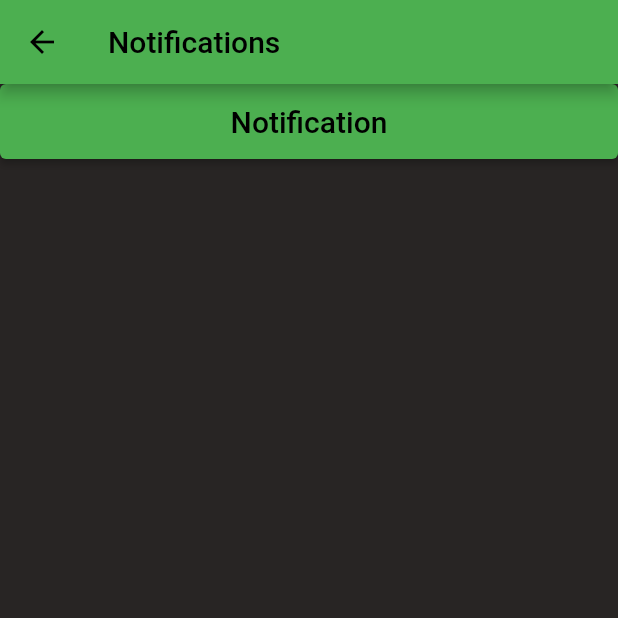
After one commit to robharper00/SE300_DARM, a Flutter app: the NotificationsScreen screen opened directly, after a tap on "Notification", on a phone screen of 412 x 824 dp, the top half of it. The commit adds this screen. Run offline on Flutter 3.47's test engine with Material 2 defaults, Android fonts, the phone set to English and light mode, and no system bars; our stand-ins replace flutter_local_notifications, pedometer; missing offline and left inert: heart_bpm.

Commit message:
NOTIFICATIONS!!!!

```diff
--- a/lib/main_menu.dart
+++ b/lib/main_menu.dart
@@ -4,6 +4,7 @@ import 'pedometer_screen.dart';
 import 'heart_rate_screen.dart';
 import 'calorie_counter_screen.dart';
 import 'credits_screen.dart';
+import 'notifications_screen.dart';
 
 const TITLE = 'Healthy Habits';
 
@@ -27,6 +28,18 @@ class _MainMenuState extends State<MainMenu> {
         ),
         actions: [
           IconButton(
+            onPressed: () {
+              Navigator.push(
+                context,
+                MaterialPageRoute(builder: (context) => NotificationsScreen()),
+              );
+            },
+            icon: Icon(
+              Icons.notifications,
+              color: Colors.black,
+            ),
+          ),
+          IconButton(
             icon: Icon(
               Icons.person,
               color: Colors.black,
@@ -37,7 +50,7 @@ class _MainMenuState extends State<MainMenu> {
                 MaterialPageRoute(builder: (context) => CreditsScreen()),
               );
             },
-          )
+          ),
         ],
       ),
       body: SingleChildScrollView(
--- /dev/null
+++ b/lib/notification_api.dart
@@ -0,0 +1,38 @@
+import 'package:flutter_local_notifications/flutter_local_notifications.dart';
+
+class Noti {
+  static Future initialize(
+      FlutterLocalNotificationsPlugin flutterLocalNotificationsPlugin) async {
+    var androidInitialize =
+        new AndroidInitializationSettings('mipmap/ic_launcher');
+    //var iOSInitialize = new IOSInitializationSettings();
+    var initializationsSettings = new InitializationSettings(
+      android: androidInitialize,
+      //       iOS: iOSInitialize
+    );
+    await flutterLocalNotificationsPlugin.initialize(initializationsSettings);
+  }
+
+  static Future showBigTextNotification(
+      {var id = 0,
+      required String title,
+      required String body,
+      var payload,
+      required FlutterLocalNotificationsPlugin fln}) async {
+    AndroidNotificationDetails androidPlatformChannelSpecifics =
+        new AndroidNotificationDetails(
+      'you_can_name_it_whatever1',
+      'channel_name',
+      playSound: false,
+      //sound: RawResourceAndroidNotificationSound('notification'),
+      importance: Importance.max,
+      priority: Priority.high,
+    );
+
+    var not = NotificationDetails(
+      android: androidPlatformChannelSpecifics,
+      //       iOS: IOSNotificationDetails()
+    );
+    await fln.show(0, title, body, not);
+  }
+}
--- /dev/null
+++ b/lib/notifications_screen.dart
@@ -0,0 +1,71 @@
+import 'package:flutter/material.dart';
+import 'main_menu.dart';
+import 'package:flutter_local_notifications/flutter_local_notifications.dart';
+import 'notification_api.dart';
+
+final FlutterLocalNotificationsPlugin flutterLocalNotificationsPlugin =
+    FlutterLocalNotificationsPlugin();
+
+class NotificationsScreen extends StatefulWidget {
+  const NotificationsScreen({super.key});
+
+  @override
+  State<NotificationsScreen> createState() => _NotificationsScreenState();
+}
+
+class _NotificationsScreenState extends State<NotificationsScreen> {
+  void initState() {
+    super.initState;
+    Noti.initialize(flutterLocalNotificationsPlugin);
+  }
+
+  @override
+  Widget build(BuildContext context) {
+    return Scaffold(
+      appBar: AppBar(
+        backgroundColor: Colors.green,
+        title: Text(
+          'Notifications',
+          style: TextStyle(
+            color: Colors.black,
+          ),
+        ),
+        leading: IconButton(
+          icon: Icon(
+            Icons.arrow_back,
+            color: Colors.black,
+          ),
+          onPressed: () {
+            Navigator.pop(
+              context,
+              MaterialPageRoute(builder: (context) => MainMenu()),
+            );
+          },
+        ),
+      ),
+      body: Column(
+        children: [
+          Container(
+            height: 50,
+            width: double.infinity,
+            child: ElevatedButton(
+              onPressed: () {
+                Noti.showBigTextNotification(
+                    title: 'Healthy Habits',
+                    body: "This is a test",
+                    fln: flutterLocalNotificationsPlugin);
+              },
+              child: Text(
+                'Notification',
+                style: TextStyle(
+                  color: Colors.black,
+                  fontSize: 20,
+                ),
+              ),
+            ),
+          )
+        ],
+      ),
+    );
+  }
+}
--- a/lib/user_profile_screen.dart
+++ b/lib/user_profile_screen.dart
@@ -22,6 +22,7 @@ class _UserProfileScreenState extends State<UserProfileScreen> {
     double finalResult = (weight / (height * height)) * 703;
     double result = finalResult;
     setState(() {
+      print(result);
       bmi = result;
     });
   }
```
Also changed, not shown: lib/calorie_counter_screen.dart (+23 -5 lines), 1 other file.
